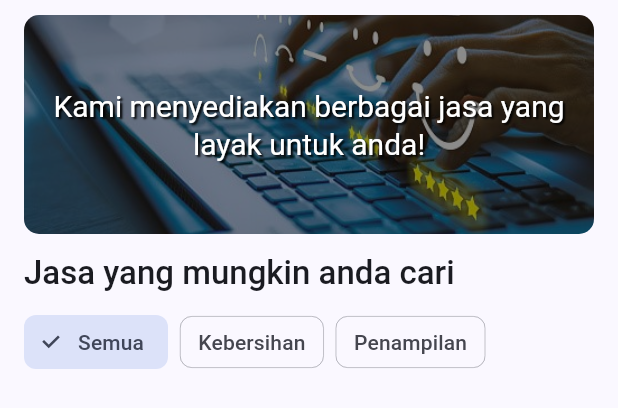
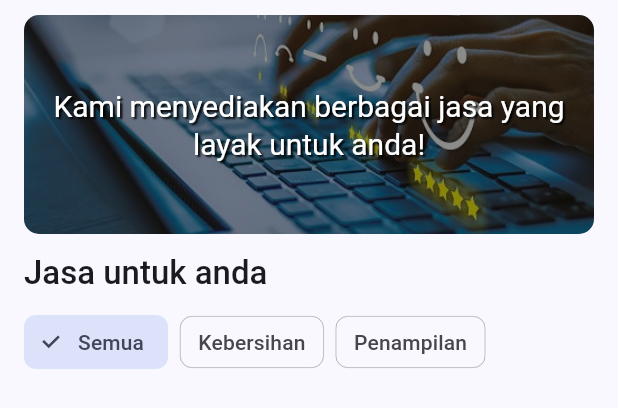
Before and after one commit to mdaffailhami/marketku, a Flutter app: the MyJasaPage widget shown alone on an empty page, opened directly, on a phone screen of 412 x 824 dp. Shown: the top 408 px of the screen. Run offline on Flutter 3.47's test engine with Material 2 defaults, Android fonts, the phone set to English and light mode, and no system bars; our stand-ins replace cloud_firestore, firebase_auth, firebase_core, firebase_storage, flutter_colorpicker, image_picker and 2 more; accounts and stored records are empty.

Commit message:
Mengubah teks di beranda

```diff
--- a/lib/pages/home/pages/beranda/pages/barang/barang.dart
+++ b/lib/pages/home/pages/beranda/pages/barang/barang.dart
@@ -30,7 +30,7 @@ class _MyBarangPageState extends State<MyBarangPage> {
             ),
             const SizedBox(height: 12),
             Text(
-              'Barang yang mungkin anda suka',
+              'Barang untuk anda',
               style: Theme.of(context)
                   .textTheme
                   .headline6
--- a/lib/pages/home/pages/beranda/pages/jasa/jasa.dart
+++ b/lib/pages/home/pages/beranda/pages/jasa/jasa.dart
@@ -30,7 +30,7 @@ class _MyJasaPageState extends State<MyJasaPage> {
             ),
             const SizedBox(height: 12),
             Text(
-              'Jasa yang mungkin anda cari',
+              'Jasa untuk anda',
               style: Theme.of(context)
                   .textTheme
                   .headline6
```
